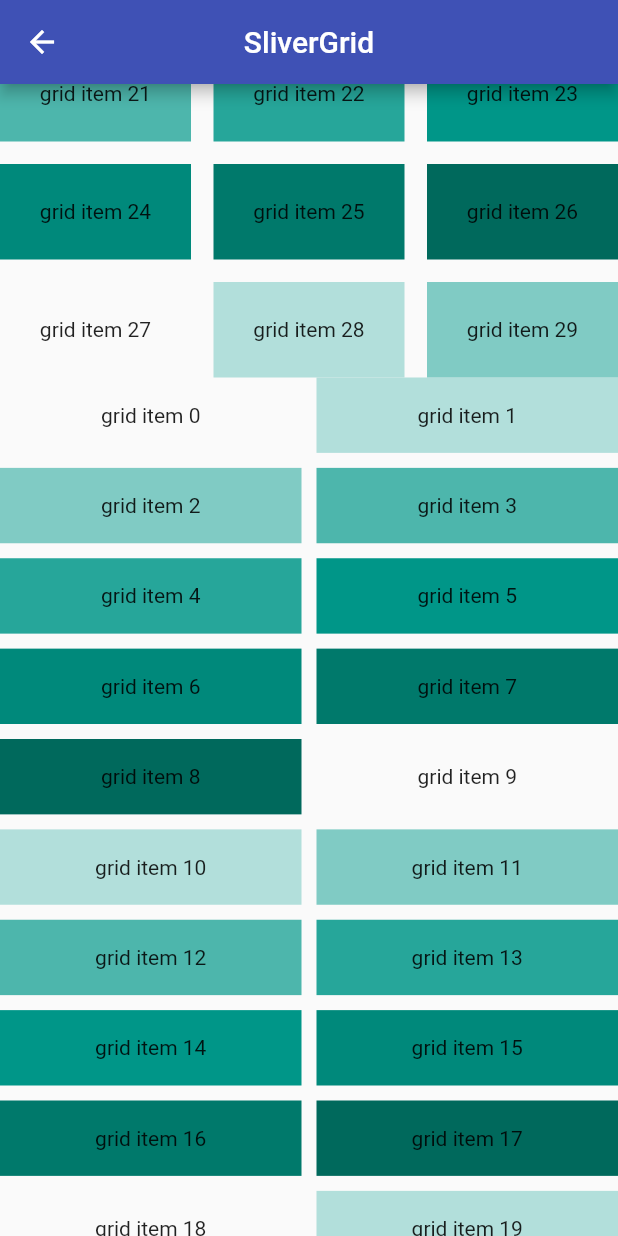
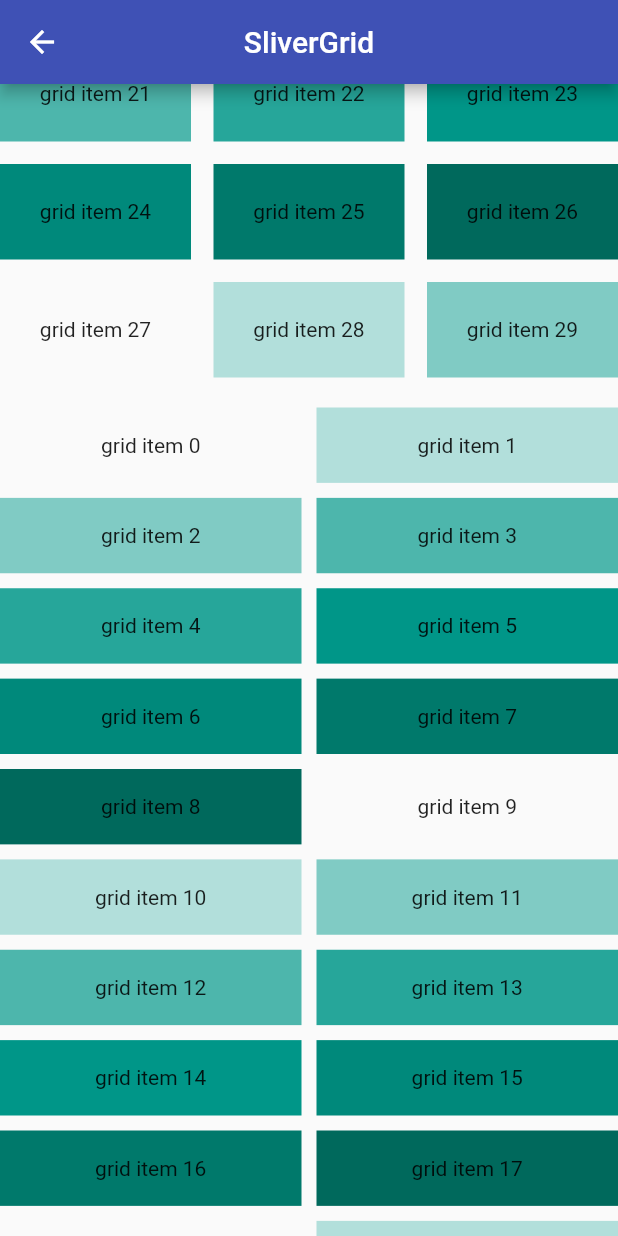
Before and after one commit to PabloBuisson/flutter_slivers, a Flutter app: the CustomSliverGrid screen opened by its route, scrolled down 576 dp, on a phone screen of 412 x 824 dp. Run offline on Flutter 3.47's test engine with Material 2 defaults, Android fonts, the phone set to English and light mode, and no system bars.

Commit message:
add new SliverGrid and SliverPadding

```diff
--- a/lib/screens/sliver_grid.dart
+++ b/lib/screens/sliver_grid.dart
@@ -17,6 +17,7 @@ class CustomSliverGrid extends StatelessWidget {
       body: CustomScrollView(
         slivers: [
           SliverGrid(
+            // builds the children
             delegate: SliverChildBuilderDelegate(
               (context, index) {
                 return Container(
@@ -27,13 +28,17 @@ class CustomSliverGrid extends StatelessWidget {
               },
               childCount: 30,
             ),
-            // specify how the items are displayed
+            // specify how the items are displayed (grid’s layout)
             gridDelegate: SliverGridDelegateWithFixedCrossAxisCount(
               crossAxisCount: 3, // 3 columns
               mainAxisSpacing: 15, // space between rows
               crossAxisSpacing: 15, // space between columns
               childAspectRatio: 2.0,
             ),
+          ),
+          // Padding widget doesn’t take slivers
+          SliverPadding(
+            padding: const EdgeInsets.only(top: 20.0),
           ),
           SliverGrid(
             delegate: SliverChildBuilderDelegate(
@@ -54,6 +59,13 @@ class CustomSliverGrid extends StatelessWidget {
             ),
           ),
           // define explicit list of widgets, not on demand
+          // display the children depending on a fixed number of cross-axis tiles
+          // (!) SliverGrid.count isn’t the most efficient way to render a SliverGrid,
+          // as it requires building the widget list in advance.
+          // Using the default SliverGrid constructor is considered more efficient.
+          SliverPadding(
+            padding: const EdgeInsets.only(top: 20.0),
+          ),
           SliverGrid.count(
             crossAxisCount: 3,
             mainAxisSpacing: 10.0,
@@ -69,6 +81,10 @@ class CustomSliverGrid extends StatelessWidget {
             ],
           ),
           // define explicit list of widgets, not on demand
+          // similar to SliverFixedExtentList
+          SliverPadding(
+            padding: const EdgeInsets.only(top: 20.0),
+          ),
           SliverGrid.extent(
             maxCrossAxisExtent: 200,
             mainAxisSpacing: 10.0,
```
